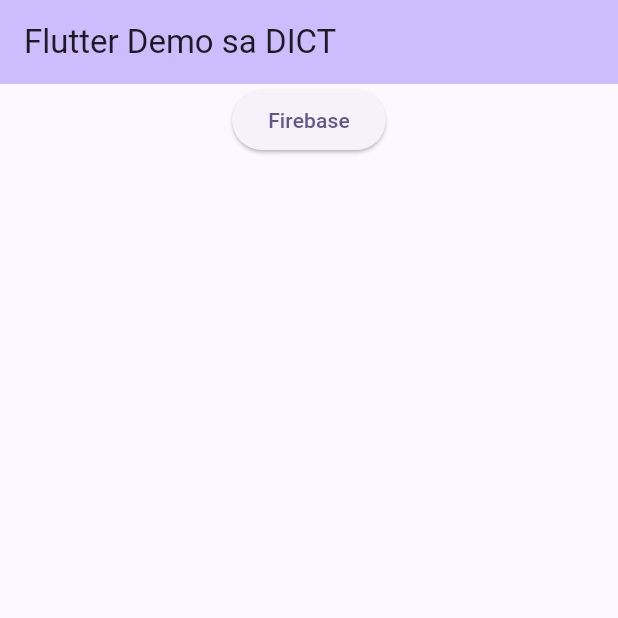
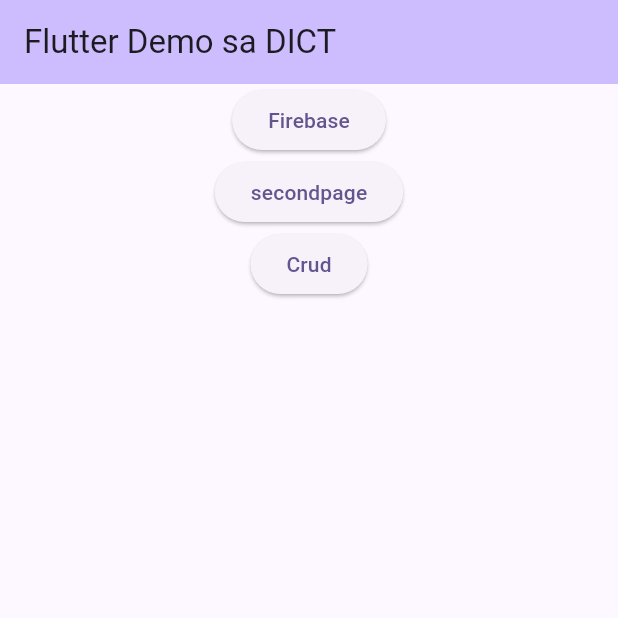
Before and after one commit to mrredstone1235/Firebase-DICT, a Flutter app: the screen it shows after launch, after a tap on "Firebase", on a phone screen of 412 x 824 dp, the top half of it. Run offline on Flutter 3.47's test engine with Material 3 defaults, Android fonts, the light colour scheme and no system bars; our stand-ins replace cloud_firestore, firebase_auth, firebase_core, google_sign_in; accounts and stored records are empty.

Commit message:
firestore crud

```diff
--- a/lib/main.dart
+++ b/lib/main.dart
@@ -1,5 +1,6 @@
 import 'package:firebase_auth/firebase_auth.dart';
 import 'package:firebase_integration/firebase_options.dart';
+import 'package:firebase_integration/screens/crud_page.dart';
 import 'package:firebase_integration/screens/profile_page.dart';
 import 'package:flutter/material.dart';
 import 'package:firebase_core/firebase_core.dart';
@@ -27,7 +28,8 @@ class MyApp extends StatelessWidget {
     return MaterialApp(
       title: 'Flutter Demo',
       theme: ThemeData(
-        colorScheme: ColorScheme.fromSeed(seedColor: const Color.fromARGB(255, 64, 1, 172)),
+        colorScheme: ColorScheme.fromSeed(
+            seedColor: const Color.fromARGB(255, 64, 1, 172)),
         useMaterial3: true,
       ),
       home: const MyHomePage(title: 'Flutter Demo sa DICT'),
@@ -47,7 +49,6 @@ class MyHomePage extends StatefulWidget {
 class _MyHomePageState extends State<MyHomePage> {
   @override
   Widget build(BuildContext context) {
-
     return Scaffold(
       appBar: AppBar(
         backgroundColor: Theme.of(context).colorScheme.inversePrimary,
@@ -56,25 +57,44 @@ class _MyHomePageState extends State<MyHomePage> {
       body: Center(
         child: Column(
           children: [
-            ElevatedButton(onPressed: () async {
-              final UserCredential? userCredential = await signInWithGoogle();
+            ElevatedButton(
+                onPressed: () async {
+                  final UserCredential? userCredential =
+                      await signInWithGoogle();
                   if (userCredential != null) {
                     // Signed in
-                      print('User: ${userCredential.user!.displayName}');
-                      print('Sign in Successful');
-                      ScaffoldMessenger.of(context).showSnackBar(SnackBar(
-                        content: Text('Logged in as: ${userCredential.user!.displayName}'),
-
-                      ));
+                    // print('User: ${userCredential.user!.displayName}');
+                    // print('Sign in Successful');
+                    // ScaffoldMessenger.of(context).showSnackBar(SnackBar(
+                    //   content: Text('Logged in as: ${userCredential.user!.displayName}'),
+                    // ));
                     Navigator.push(
                       context,
-                        MaterialPageRoute(builder: (context) => const SecondPage()),
+                      MaterialPageRoute(
+                          builder: (context) => const SecondPage()),
                     );
                   } else {
                     // Sign in failed
                     print('Sign in failed');
                   }
-            }, child: const Text("Firebase")),
+                },
+                child: const Text("Firebase")),
+            ElevatedButton(
+                onPressed: () {
+                  Navigator.push(
+                    context,
+                    MaterialPageRoute(builder: (context) => const SecondPage()),
+                  );
+                },
+                child: Text("secondpage")),
+                ElevatedButton(
+                onPressed: () {
+                  Navigator.push(
+                    context,
+                    MaterialPageRoute(builder: (context) => const CrudPage()),
+                  );
+                },
+                child: Text("Crud"))
           ],
         ),
       ),
@@ -88,7 +108,8 @@ Future<UserCredential?> signInWithGoogle() async {
     final GoogleSignInAccount? googleUser = await googleSignIn.signIn();
 
     // Obtain the authentication details for the signed-in user.
-    final GoogleSignInAuthentication googleAuth = await googleUser!.authentication;
+    final GoogleSignInAuthentication googleAuth =
+        await googleUser!.authentication;
 
     // Create a new credential.
     final AuthCredential credential = GoogleAuthProvider.credential(
--- a/pubspec.yaml
+++ b/pubspec.yaml
@@ -38,6 +38,7 @@ dependencies:
   firebase_core: ^3.0.0
   firebase_auth: ^5.0.0
   google_sign_in: ^6.2.1
+  cloud_firestore: ^5.0.1
 
 dev_dependencies:
   flutter_test:
```
Also changed, not shown: lib/screens/crud_page.dart (added, +26 -0 lines), lib/screens/profile_page.dart (+18 -13 lines), pubspec.lock, 3 other files. Lines whose indentation alone changed are shown as unchanged.
